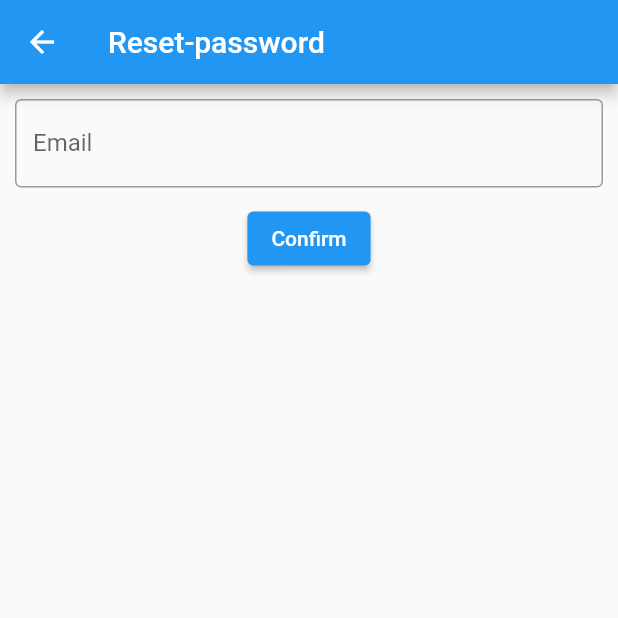
After one commit to priyanshiajudiya/task, a Flutter app: the screen it shows after launch, after a tap on "Forgot Password?", on a phone screen of 412 x 824 dp, the top half of it. The commit adds this screen. Run offline on Flutter 3.47's test engine with Material 2 defaults, Android fonts, the phone set to English and light mode, and no system bars; our stand-ins replace cloud_firestore, firebase_auth, firebase_core, fluttertoast, google_sign_in, shared_preferences; accounts and stored records are empty; network calls fail.

Commit message:
Initial commit

```diff
--- a/lib/first.dart
+++ b/lib/first.dart
@@ -58,7 +58,7 @@ class _loginState extends State<login> {
               controller: widget.tabController,
               children: [
                 login_scr(
-                  widget.tabController,"login"
+                  widget.tabController,"signup"
                 ),
                 show_data(widget.tabController),
               ]),
--- a/lib/model/login_scr.dart
+++ b/lib/model/login_scr.dart
@@ -4,6 +4,7 @@ import 'package:flutter/material.dart';
 import 'package:fluttertoast/fluttertoast.dart';
 import 'package:google_sign_in/google_sign_in.dart';
 import 'package:shared_preferences/shared_preferences.dart';
+import 'package:task/reset_password.dart';
 
 import 'model_class.dart';
 
@@ -47,13 +48,19 @@ class _login_scrState extends State<login_scr> {
                   border: OutlineInputBorder()),
             ),
           ),
-
+          TextButton(
+              onPressed: () {
+                Navigator.push(context, MaterialPageRoute(
+                  builder: (context) {
+                    return reset();
+                  },
+                ));
+              },
+              child: Text("Forgot Password?")),
           Container(
             child: ElevatedButton(
-                onPressed: ()
-                async {
-                  if(widget.method=="login")
-                    {
+                onPressed: () async {
+                  if (widget.method == "login") {
                     try {
                       final credential = await FirebaseAuth.instance
                           .createUserWithEmailAndPassword(
--- a/lib/model/model_class.dart
+++ b/lib/model/model_class.dart
@@ -41,8 +41,9 @@ class UserModal {
     "email": email,
   };
 }
-
+//==========================================================================================================
 class share_pref
 {
   static SharedPreferences? pref;
 }
+//==========================================================================================================
--- /dev/null
+++ b/lib/reset_password.dart
@@ -0,0 +1,39 @@
+import 'package:cloud_firestore/cloud_firestore.dart';
+import 'package:firebase_auth/firebase_auth.dart';
+import 'package:firebase_core/firebase_core.dart';
+import 'package:flutter/material.dart';
+
+class reset extends StatefulWidget {
+  const reset({Key? key}) : super(key: key);
+
+  @override
+  State<reset> createState() => _resetState();
+}
+
+class _resetState extends State<reset> {
+  TextEditingController t = TextEditingController();
+
+  @override
+  Widget build(BuildContext context) {
+    return Scaffold(
+      appBar: AppBar(title: Text("Reset-password"),),
+      body: Column(
+        children: [
+          Container(
+            padding: EdgeInsets.all(10),
+            child: TextField(
+              controller: t,
+              decoration: InputDecoration(
+                  hintText: "Enter Email",
+                  labelText: "Email",
+                  border: OutlineInputBorder()),
+            ),
+          ),
+          ElevatedButton(onPressed:  () {
+            FirebaseAuth.instance.sendPasswordResetEmail(email: t.text).then((value) => Navigator.pop(context));
+          }, child: Text("Confirm"))
+        ],
+      ),
+    );
+  }
+}
```
Lines whose indentation alone changed are shown as unchanged.
